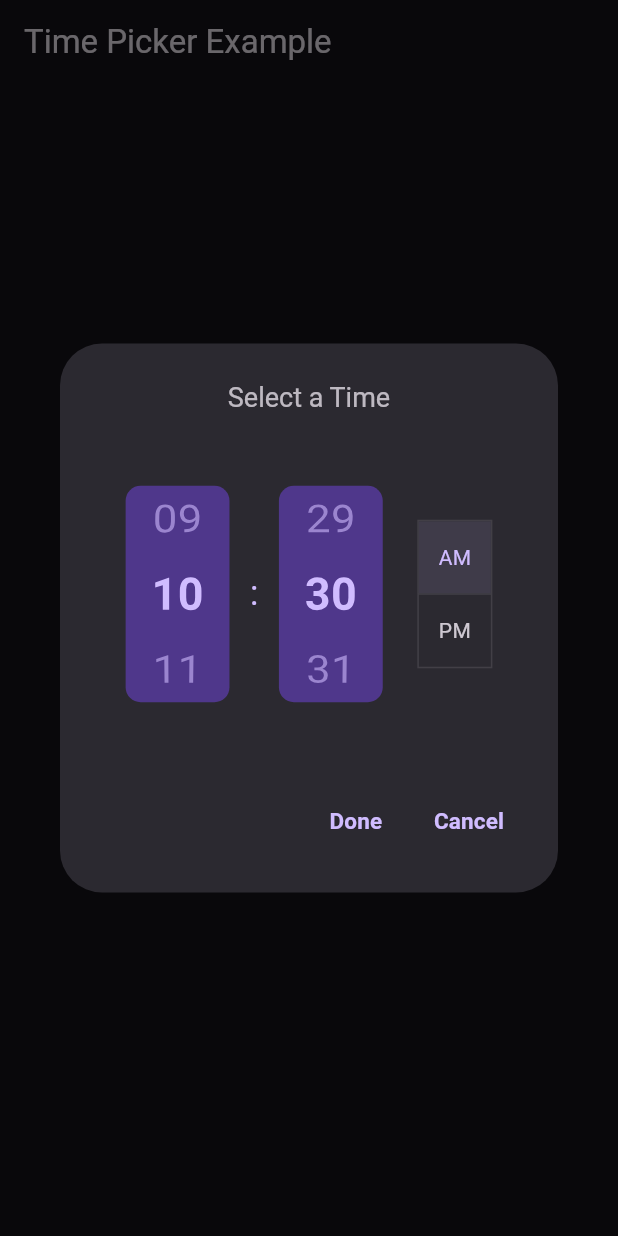
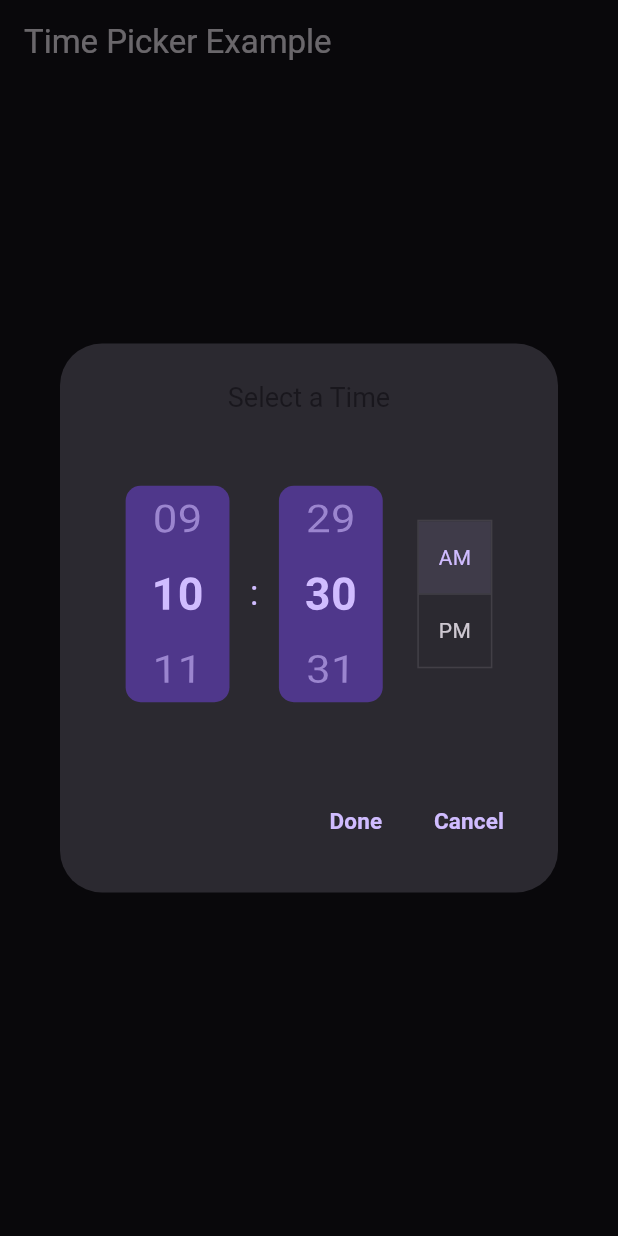
Before and after one commit to sadreactonly/spinner_time_picker, a Flutter app: the screen it shows after launch, after a tap on "Pick a Time", on a phone screen of 412 x 824 dp. Run offline on Flutter 3.47's test engine with Material 3 defaults, Android fonts, the phone set to English and light mode, and no system bars.

Commit message:
Rename package

```diff
--- a/example/lib/main.dart
+++ b/example/lib/main.dart
@@ -1,5 +1,5 @@
 import 'package:flutter/material.dart';
-import 'package:flutter_spinner_time_picker/flutter_spinner_time_picker.dart';
+import 'package:spinner_time_picker/spinner_time_picker.dart';
 
 void main() {
   runApp(const MyApp());
--- a/example/pubspec.yaml
+++ b/example/pubspec.yaml
@@ -30,7 +30,7 @@ environment:
 dependencies:
   flutter:
     sdk: flutter
-  flutter_spinner_time_picker:
+  spinner_time_picker:
     path: ../
 
 
--- a/lib/src/show_spinner_time_picker_dialog.dart
+++ b/lib/src/show_spinner_time_picker_dialog.dart
@@ -47,8 +47,8 @@ Future<TimeOfDay?> showSpinnerTimePicker(BuildContext context,
 
   // Set default values for various optional parameters
   final _foregroundColor =
-      foregroundColor ?? colorScheme.onBackground.withAlpha(200);
-  final _backgroundColor = backgroundColor ?? colorScheme.background;
+      foregroundColor ?? colorScheme.surface.withAlpha(200);
+  final _backgroundColor = backgroundColor ?? colorScheme.surface;
   final _title = title ?? "Select a Time";
   final _titleStyle =
       titleStyle ?? TextStyle(fontSize: 18, color: _foregroundColor);
--- a/pubspec.yaml
+++ b/pubspec.yaml
@@ -1,7 +1,7 @@
-name: flutter_spinner_time_picker
+name: spinner_time_picker
 description: A Flutter package providing custom time picker widgets for easy time selection in your Flutter applications.
-version: 0.2.1
-homepage: https://github.com/hosseinvejdani/flutter_spinner_time_picker
+version: 1.0.0
+homepage: https://github.com/sadreactonly/spinner_time_picker
 
 
 environment:
```
Also changed, not shown: example/pubspec.lock, lib/spinner_time_picker.dart (renamed from lib/flutter_spinner_time_picker.dart), 1 other file.
